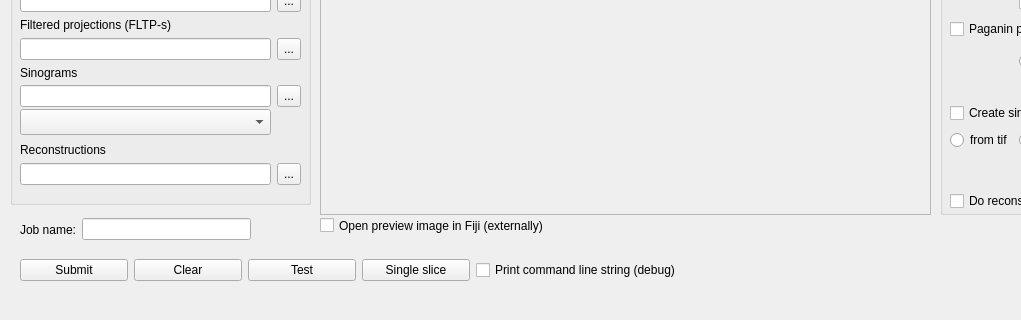
Before: the Qt Designer form gui.ui in gnudo/grecoman, drawn with Qt 5; both pictures show x 0 to 1021 and y 625 to 945 of the 1256 by 945 pixel window.
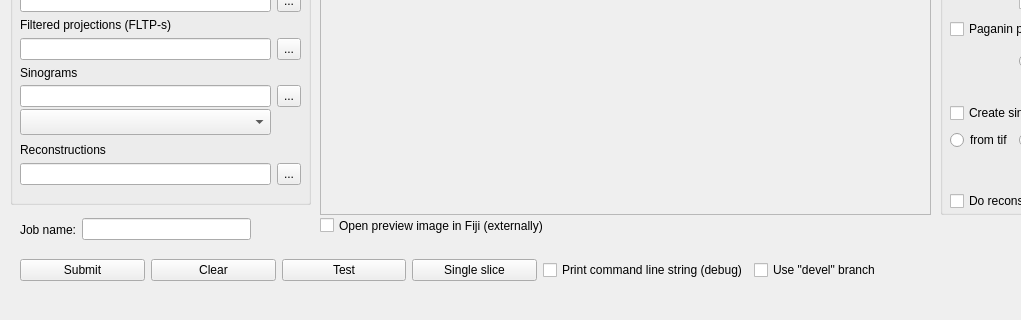
After: the same form once the commit is applied.

Commit message: added checkbox for using "SGE devel branch" for calculation

```diff
--- a/gui.ui
+++ b/gui.ui
@@ -1406,7 +1406,7 @@
      <rect>
       <x>20</x>
       <y>860</y>
-      <width>661</width>
+      <width>861</width>
       <height>32</height>
      </rect>
     </property>
@@ -1446,6 +1446,13 @@
        </property>
       </widget>
      </item>
+     <item row="0" column="5">
+      <widget class="QCheckBox" name="develbranchon">
+       <property name="text">
+        <string>Use &quot;devel&quot; branch</string>
+       </property>
+      </widget>
+     </item>
     </layout>
    </widget>
    <widget class="QCheckBox" name="openinfiji">
```
The commit also changes 2 other files.
